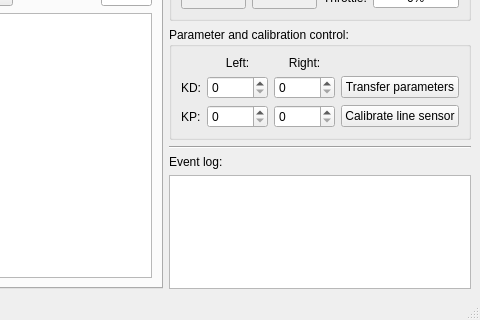
Qt form forms/mainwindow.ui (Flooten/mazetercontrol) before a commit; both pictures show x 600 to 1080 and y 380 to 700 of the 1080 by 700 pixel window.
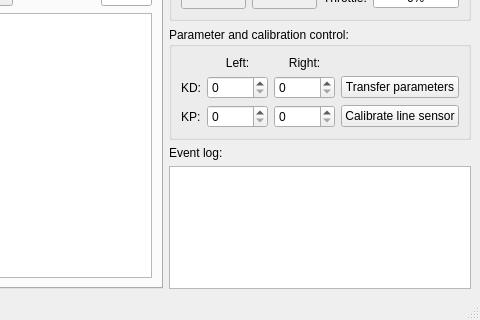
The same form after that commit. Icons and pictures are not drawn.

Commit message: removed vertical line in ui

```diff
--- a/forms/mainwindow.ui
+++ b/forms/mainwindow.ui
@@ -835,13 +835,6 @@
         </layout>
        </widget>
       </item>
-      <item>
-       <widget class="Line" name="line">
-        <property name="orientation">
-         <enum>Qt::Horizontal</enum>
-        </property>
-       </widget>
-      </item>
       <item>
        <layout class="QVBoxLayout" name="verticalLayout_4">
         <item>
```
